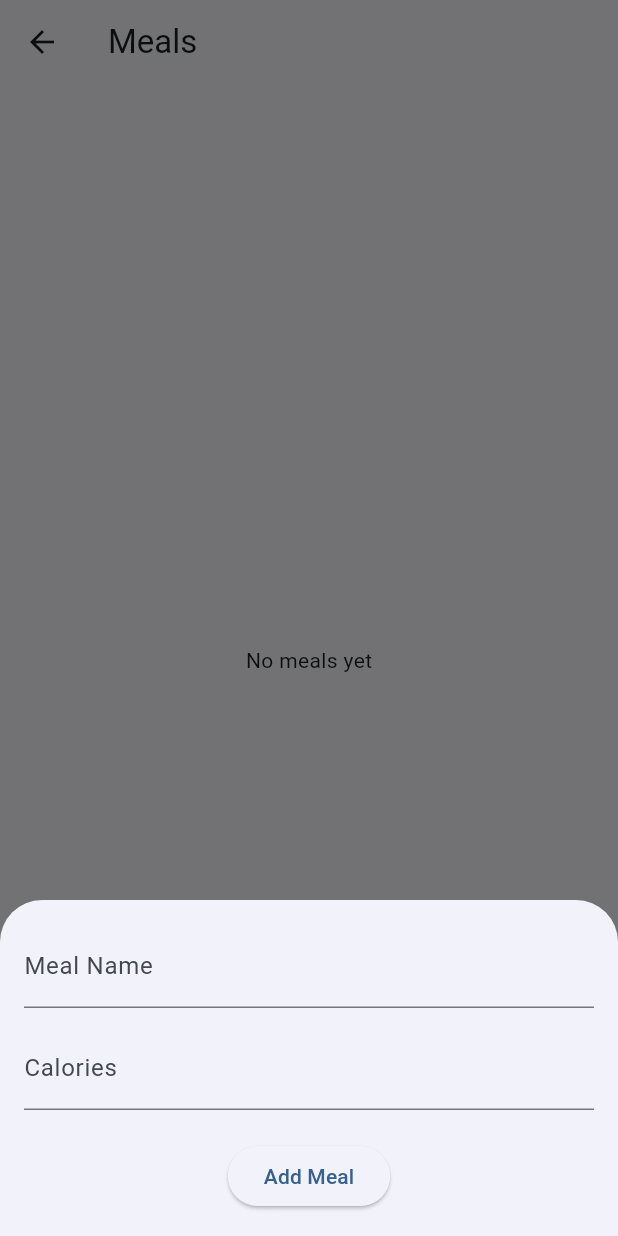
After one commit to ElvisZaw-007/fittrack, a Flutter app: the MealsPage screen opened directly, after a tap on the "add" icon, on a phone screen of 412 x 824 dp. The commit adds this screen. Run offline on Flutter 3.47's test engine with Material 3 defaults, Android fonts, the phone set to English and light mode, and no system bars; our stand-ins replace flutter_dotenv, flutter_riverpod, go_router, riverpod_annotation, supabase_flutter; accounts and stored records are empty; generated files the repository leaves out were written again.

Commit message:
AddedMealFeatures

```diff
--- a/lib/core/router/app_router.dart
+++ b/lib/core/router/app_router.dart
@@ -13,8 +13,6 @@ import '../../features/profile/presentation/pages/profile_page.dart';
 import '../../features/weight_logs/presentation/pages/weight_log_page.dart';
 
 part 'app_router.g.dart';
-
-// Placeholder — replaced when dashboard is built
 
 class DashboardPage extends StatelessWidget {
   const DashboardPage({super.key});
@@ -66,7 +64,7 @@ GoRouter appRouter(Ref ref) {
         path: AppRoutes.goalHistory,
         builder: (context, state) => const CreateGoalScreen(),
       ),
-       GoRoute(
+      GoRoute(
         path: AppRoutes.weightLogs,
         builder: (context, state) => const WeightLogPage(),
       ),
--- a/lib/features/goals/presentation/widgets/active_goal_section.dart
+++ b/lib/features/dashboard/presentation/widgets/active_goal_section.dart
@@ -3,9 +3,10 @@ import 'package:flutter_riverpod/flutter_riverpod.dart';
 import 'package:go_router/go_router.dart';
 
 import '../../../../core/router/app_routes.dart';
+import '../../../goals/presentation/providers/goal_notifiers.dart';
 import '../../../weight_logs/presentation/providers/weight_log_notifiers.dart';
 import '../../../weight_logs/presentation/widgets/active_goal_card.dart';
-import '../providers/goal_notifiers.dart';
+
 
 class ActiveGoalSection extends ConsumerWidget {
   const ActiveGoalSection({super.key});
--- a/lib/features/weight_logs/presentation/widgets/weight_summary_section.dart
+++ b/lib/features/dashboard/presentation/widgets/weight_summary_section.dart
@@ -3,7 +3,7 @@ import 'package:flutter_riverpod/flutter_riverpod.dart';
 import 'package:go_router/go_router.dart';
 
 import '../../../../core/router/app_routes.dart';
-import '../providers/weight_log_notifiers.dart';
+import '../../../weight_logs/presentation/providers/weight_log_notifiers.dart';
 
 class WeightSummarySection extends ConsumerWidget {
   const WeightSummarySection({super.key});
--- /dev/null
+++ b/lib/features/meals/data/data_source/meal_remote_datasource.dart
@@ -0,0 +1,7 @@
+import 'package:fittrack/features/meals/data/models/meal_model.dart';
+
+abstract interface class MealRemoteDatasource {
+  Future<List<MealModel>> getMeals();
+  Future<void> addMeal(MealModel meal);
+  Future<int> getTodayCalories();
+}
--- /dev/null
+++ b/lib/features/meals/data/data_source/meal_remote_datasource_impl.dart
@@ -0,0 +1,50 @@
+import 'package:fittrack/features/meals/data/data_source/meal_remote_datasource.dart';
+import 'package:supabase_flutter/supabase_flutter.dart';
+
+import '../models/meal_model.dart';
+
+class MealRemoteDataSourceImpl implements MealRemoteDatasource {
+  final SupabaseClient _supabase;
+
+  const MealRemoteDataSourceImpl(this._supabase);
+
+  @override
+  Future<List<MealModel>> getMeals() async {
+    final userId = _supabase.auth.currentUser!.id;
+
+    final response = await _supabase
+        .from('meals')
+        .select()
+        .eq('user_id', userId)
+        .order('logged_at', ascending: false);
+
+    return response.map<MealModel>((json) => MealModel.fromJson(json)).toList();
+  }
+
+  @override
+  Future<void> addMeal(MealModel meal) async {
+    await _supabase.from('meals').insert(meal.toInsertJson());
+  }
+
+  @override
+  Future<int> getTodayCalories() async {
+    final userId = _supabase.auth.currentUser!.id;
+
+    final today = DateTime.now().toIso8601String().split('T').first;
+
+    final response = await _supabase
+        .from('meals')
+        .select('calories')
+        .eq('user_id', userId)
+        .gte('logged_at', '${today}T00:00:00')
+        .lt('logged_at', '${today}T23:59:59');
+
+    int total = 0;
+
+    for (final item in response) {
+      total += (item['calories'] as num).toInt();
+    }
+
+    return total;
+  }
+}
--- /dev/null
+++ b/lib/features/meals/data/providers/meal_providers.dart
@@ -0,0 +1,41 @@
+import 'package:fittrack/features/meals/data/data_source/meal_remote_datasource.dart';
+import 'package:fittrack/features/meals/data/data_source/meal_remote_datasource_impl.dart';
+import 'package:fittrack/features/meals/data/repositories/meal_repository_impl.dart';
+import 'package:fittrack/features/meals/domain/entities/meal_entity.dart';
+import 'package:fittrack/features/meals/domain/repositories/meal_repository.dart';
+import 'package:fittrack/features/meals/domain/usecases/add_meal_usecase.dart';
+import 'package:fittrack/features/meals/domain/usecases/get_meals_usecase.dart';
+import 'package:fittrack/features/meals/domain/usecases/get_today_calories_usecase.dart';
+import 'package:flutter_riverpod/flutter_riverpod.dart';
+import 'package:supabase_flutter/supabase_flutter.dart';
+
+final mealRemoteDataSourceProvider = Provider<MealRemoteDatasource>((ref) {
+  return MealRemoteDataSourceImpl(Supabase.instance.client);
+});
+
+final mealRepositoryProvider = Provider<MealRepository>((ref) {
+  return MealRepositoryImpl(ref.read(mealRemoteDataSourceProvider));
+});
+
+final getMealsUseCaseProvider = Provider<GetMealsUseCase>((ref) {
+  return GetMealsUseCase(ref.read(mealRepositoryProvider));
+});
+
+final addMealUseCaseProvider = Provider<AddMealUseCase>((ref) {
+  return AddMealUseCase(ref.read(mealRepositoryProvider));
+});
+
+final getTodayCaloriesUseCaseProvider = Provider<GetTodayCaloriesUsecase>((
+  ref,
+) {
+  return GetTodayCaloriesUsecase(ref.read(mealRepositoryProvider));
+});
+
+// Future Providers
+final mealsProvider = FutureProvider<List<MealEntity>>((ref) async {
+  return ref.read(getMealsUseCaseProvider)();
+});
+
+final todayCaloriesProvider = FutureProvider<int>((ref) async {
+  return ref.read(getTodayCaloriesUseCaseProvider)();
+});
--- /dev/null
+++ b/lib/features/meals/data/repositories/meal_repository_impl.dart
@@ -0,0 +1,42 @@
+import 'package:fittrack/features/meals/data/data_source/meal_remote_datasource.dart';
+import 'package:supabase_flutter/supabase_flutter.dart';
+
+import '../../../../core/errors/failures.dart';
+import '../../domain/entities/meal_entity.dart';
+import '../../domain/repositories/meal_repository.dart';
+import '../models/meal_model.dart';
+
+class MealRepositoryImpl implements MealRepository {
+  final MealRemoteDatasource remoteDataSource;
+
+  const MealRepositoryImpl(this.remoteDataSource);
+
+  @override
+  Future<void> addMeal(MealEntity meal) async {
+    try {
+      await remoteDataSource.addMeal(MealModel.fromEntity(meal));
+    } on PostgrestException catch (e) {
+      throw ServerFailure(e.message);
+    }
+  }
+
+  @override
+  Future<List<MealEntity>> getMeals() async {
+    try {
+      final meals = await remoteDataSource.getMeals();
+
+      return meals.map((e) => e.toEntity()).toList();
+    } on PostgrestException catch (e) {
+      throw ServerFailure(e.message);
+    }
+  }
+
+  @override
+  Future<int> getTodayCalories() async {
+    try {
+      return await remoteDataSource.getTodayCalories();
+    } on PostgrestException catch (e) {
+      throw ServerFailure(e.message);
+    }
+  }
+}
--- /dev/null
+++ b/lib/features/meals/domain/entities/meal_entity.dart
@@ -0,0 +1,23 @@
+class MealEntity {
+  final String id;
+  final String userId;
+  final String mealName;
+  final int calories;
+  final double proteinG;
+  final double carbsG;
+  final double fatG;
+  final DateTime loggedAt;
+  final String? notes;
+
+  const MealEntity({
+    required this.id,
+    required this.userId,
+    required this.mealName,
+    required this.calories,
+    required this.proteinG,
+    required this.carbsG,
+    required this.fatG,
+    required this.loggedAt,
+    this.notes,
+  });
+}
--- /dev/null
+++ b/lib/features/meals/domain/repositories/meal_repository.dart
@@ -0,0 +1,7 @@
+import '../entities/meal_entity.dart';
+
+abstract interface class MealRepository {
+  Future<List<MealEntity>> getMeals();
+  Future<void> addMeal(MealEntity meal);
+  Future<int> getTodayCalories();
+}
--- /dev/null
+++ b/lib/features/meals/domain/usecases/add_meal_usecase.dart
@@ -0,0 +1,11 @@
+import 'package:fittrack/features/meals/domain/entities/meal_entity.dart';
+import 'package:fittrack/features/meals/domain/repositories/meal_repository.dart';
+
+class AddMealUseCase {
+  final MealRepository _repository;
+  const AddMealUseCase(this._repository);
+
+  Future<void> call(MealEntity meal) {
+    return _repository.addMeal(meal);
+  }
+}
--- /dev/null
+++ b/lib/features/meals/domain/usecases/get_meals_usecase.dart
@@ -0,0 +1,11 @@
+import 'package:fittrack/features/meals/domain/repositories/meal_repository.dart';
+
+import '../entities/meal_entity.dart';
+
+class GetMealsUseCase {
+  final MealRepository _repository;
+  const GetMealsUseCase(this._repository);
+  Future<List<MealEntity>> call() {
+    return _repository.getMeals();
+  }
+}
--- /dev/null
+++ b/lib/features/meals/presentation/pages/meals_page.dart
@@ -0,0 +1,58 @@
+import 'package:flutter/material.dart';
+import 'package:flutter/widgets.dart';
+import 'package:flutter_riverpod/flutter_riverpod.dart';
+
+import '../../data/providers/meal_providers.dart';
+import '../widgets/add_meal_bottom_sheet.dart';
+
+class MealsPage extends ConsumerWidget {
+  const MealsPage({super.key});
+
+  @override
+  Widget build(BuildContext context, WidgetRef ref) {
+    final mealsAsync = ref.watch(mealsProvider);
+
+    return Scaffold(
+      appBar: AppBar(
+        title: const Text('Meals'),
+      ),
+      body: mealsAsync.when(
+        data: (meals) {
+          if (meals.isEmpty) {
+            return const Center(
+              child: Text('No meals yet'),
+            );
+          }
+
+          return ListView.builder(
+            itemCount: meals.length,
+            itemBuilder: (context, index) {
+              final meal = meals[index];
+
+              return ListTile(
+                title: Text(meal.mealName),
+                subtitle: Text('${meal.calories} kcal'),
+              );
+            },
+          );
+        },
+        loading: () =>
+            const Center(child: CircularProgressIndicator()),
+        error: (_, __) =>
+            const Center(child: Text('Failed to load meals')),
+      ),
+      floatingActionButton: FloatingActionButton(
+        onPressed: () {
+          showModalBottomSheet(
+            context: context,
+            isScrollControlled: true,
+            builder: (_) {
+              return const AddMealBottomSheet();
+            },
+          );
+        },
+        child: const Icon(Icons.add),
+      ),
+    );
+  }
+}
--- /dev/null
+++ b/lib/features/meals/presentation/providers/meal_action_notifier.dart
@@ -0,0 +1,37 @@
+import 'package:fittrack/features/meals/data/providers/meal_providers.dart';
+import 'package:flutter_riverpod/flutter_riverpod.dart';
+
+import '../../../auth/presentation/providers/auth_notifier.dart';
+import '../../domain/entities/meal_entity.dart';
+
+class MealActionNotifier extends AsyncNotifier<void> {
+  @override
+  Future<void> build() async {}
+
+  Future<void> addMeal(MealEntity meal) async {
+    state = const AsyncLoading();
+
+    final authState =
+        await ref.read(authStateProvider.future);
+
+    if (authState == null) {
+      state = AsyncError(
+        Exception('User not authenticated'),
+        StackTrace.current,
+      );
+      return;
+    }
+
+    state = await AsyncValue.guard(() async {
+      await ref.read(addMealUseCaseProvider)(meal);
+
+      ref.invalidate(mealsProvider);
+      ref.invalidate(todayCaloriesProvider);
+    });
+  }
+}
+
+final mealActionNotifierProvider =
+    AsyncNotifierProvider<MealActionNotifier, void>(
+  MealActionNotifier.new,
+);
--- /dev/null
+++ b/lib/features/meals/presentation/widgets/add_meal_bottom_sheet.dart
@@ -0,0 +1,80 @@
+import 'package:flutter/material.dart';
+import 'package:flutter_riverpod/flutter_riverpod.dart';
+
+import '../../domain/entities/meal_entity.dart';
+import '../providers/meal_action_notifier.dart';
+
+class AddMealBottomSheet extends ConsumerStatefulWidget {
+  const AddMealBottomSheet({super.key});
+
+  @override
+  ConsumerState<AddMealBottomSheet> createState() => _AddMealBottomSheetState();
+}
+
+class _AddMealBottomSheetState extends ConsumerState<AddMealBottomSheet> {
+  final _mealNameController = TextEditingController();
+  final _caloriesController = TextEditingController();
+
+  @override
+  void dispose() {
+    _mealNameController.dispose();
+    _caloriesController.dispose();
+    super.dispose();
+  }
+
+  Future<void> _submit() async {
+    final meal = MealEntity(
+      id: '',
+      userId: '',
+      mealName: _mealNameController.text.trim(),
+      calories: int.tryParse(_caloriesController.text.trim()) ?? 0,
+      proteinG: 0,
+      carbsG: 0,
+      fatG: 0,
+      loggedAt: DateTime.now(),
+      notes: null,
+    );
+
+    await ref.read(mealActionNotifierProvider.notifier).addMeal(meal);
+
+    if (mounted) {
+      Navigator.pop(context);
+    }
+  }
+
+  @override
+  Widget build(BuildContext context) {
+    final state = ref.watch(mealActionNotifierProvider);
+
+    return Padding(
+      padding: EdgeInsets.only(
+        left: 16,
+        right: 16,
+        top: 16,
+        bottom: MediaQuery.of(context).viewInsets.bottom + 16,
+      ),
+      child: Column(
+        mainAxisSize: MainAxisSize.min,
+        children: [
+          TextField(
+            controller: _mealNameController,
+            decoration: const InputDecoration(labelText: 'Meal Name'),
+          ),
+          const SizedBox(height: 12),
+          TextField(
+            controller: _caloriesController,
+            keyboardType: TextInputType.number,
+            decoration: const InputDecoration(labelText: 'Calories'),
+          ),
+          const SizedBox(height: 20),
+          ElevatedButton(
+            onPressed: state.isLoading ? null : _submit,
+            child: state.isLoading
+                ? const CircularProgressIndicator()
+                : const Text('Add Meal'),
+          ),
+        ],
+      ),
+    );
+  }
+}
--- a/lib/features/weight_logs/data/data_sources/weight_log_remote_datasource_impl.dart
+++ b/lib/features/weight_logs/data/data_sources/weight_log_remote_datasource_impl.dart
@@ -1,4 +1,3 @@
-import 'package:dio/dio.dart';
 import 'package:fittrack/features/weight_logs/data/models/weight_log_model.dart';
 import 'package:supabase_flutter/supabase_flutter.dart';
 
--- a/lib/features/weight_logs/presentation/widgets/add_weight_log_sheet.dart
+++ b/lib/features/weight_logs/presentation/widgets/add_weight_log_sheet.dart
@@ -86,6 +86,7 @@ class _AddWeightLogSheetState extends ConsumerState<AddWeightLogSheet> {
     ref.listen<AsyncValue<void>>(weightLogActionProvider, (previous, next) {
       next.whenOrNull(
         error: (error, _) {
+          // ignore: unused_local_variable
           final message = switch (error) {
             DuplicateWeightLogFailure() =>
               'You already have a weight entry for today.',
```
Also changed, not shown: lib/features/dashboard/presentation/pages/dashboard_page.dart (+5 -2 lines), lib/features/dashboard/presentation/widgets/today_calories_section.dart (added, +21 -0 lines), lib/features/meals/data/models/meal_model.dart (added, +80 -0 lines), lib/features/meals/domain/usecases/get_today_calories_usecase.dart (added, +9 -0 lines).
